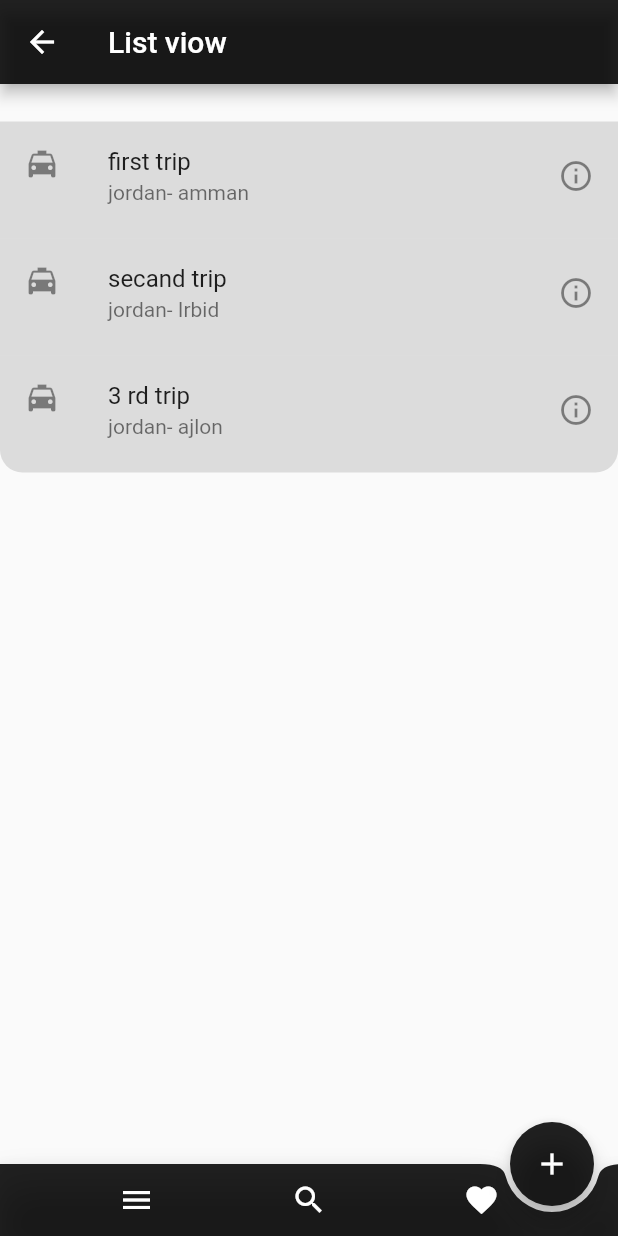
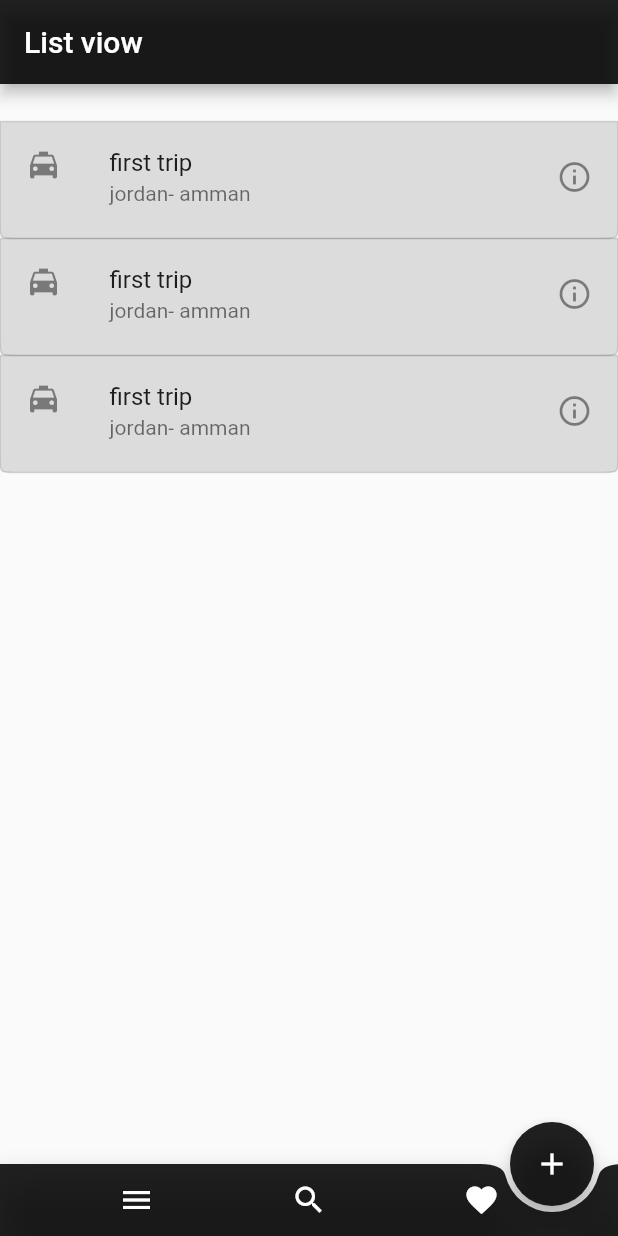
Before and after one commit to WaelAlQawasmi/flutter-app, a Flutter app: the listViow screen opened directly, on a phone screen of 412 x 824 dp. Run offline on Flutter 3.47's test engine with Material 2 defaults, Android fonts, the light colour scheme and no system bars.

Commit message:
clean code

```diff
--- /dev/null
+++ b/lib/Widgets/ListViewWidget.dart
@@ -0,0 +1,47 @@
+import 'package:flutter/material.dart';
+
+class ListViewWidget extends StatelessWidget {
+  String name;
+  Color? colors;
+
+  ListViewWidget({
+   required this.name,
+    this.colors
+});
+
+  @override
+  Widget build(BuildContext context) {
+    return ListView(
+      padding: const EdgeInsets.only(top: 15),
+      itemExtent: 78,
+      scrollDirection: Axis.vertical,
+      reverse: false,
+      shrinkWrap: true,
+      children: [
+        buildListTile(Icon(Icons.local_taxi)),
+        buildListTile(Icon(Icons.local_taxi)),
+        buildListTile(Icon(Icons.local_taxi)),
+      ],
+    );
+  }
+
+  ListTile buildListTile(Icon icon) {
+    return ListTile(
+      shape: ContinuousRectangleBorder(
+          borderRadius: BorderRadius.vertical(bottom: Radius.circular(10)),
+          side: BorderSide(width: 1, color: Colors.black12)),
+      leading: icon,
+      title: Text("first trip"),
+      subtitle: Text("jordan- amman"),
+      trailing: Icon(Icons.info_outline),
+      onTap: () {},
+
+      tileColor: Colors.black12,
+      // shape: RoundedRectangleBorder(
+      //   borderRadius: BorderRadius.all(
+      //     Radius.circular(15)
+      //   )
+      // ),
+    );
+  }
+}
--- a/lib/main.dart
+++ b/lib/main.dart
@@ -20,6 +20,6 @@ void main() {
       title: "wael   k qapp",
       themeMode: ThemeMode.system,
       debugShowCheckedModeBanner: false,
-      home:StackPositioned());
+      home:listViow());
     }
   }
--- a/lib/secreens/listViow.dart
+++ b/lib/secreens/listViow.dart
@@ -1,4 +1,5 @@
 import 'package:flutter/material.dart';
+import 'package:trining/Widgets/ListViewWidget.dart';
 
 class listViow extends StatelessWidget {
   const listViow({Key? key}) : super(key: key);
@@ -46,53 +47,10 @@ class listViow extends StatelessWidget {
       ),
       body: Container(
         margin: EdgeInsets.only(top: 10.0),
-        child: ListView(
-          padding: const EdgeInsets.only(top: 15),
-          itemExtent: 78,
-          scrollDirection: Axis.vertical,
-          reverse: false,
-          shrinkWrap: true,
-          children: [
-            ListTile(
-              leading: Icon(Icons.local_taxi),
-              title: Text("first trip"),
-              subtitle: Text("jordan- amman"),
-              trailing: Icon(Icons.info_outline),
-              onTap: () {},
-              tileColor: Colors.black12,
-              // shape: RoundedRectangleBorder(
-              //   borderRadius: BorderRadius.all(
-              //     Radius.circular(15)
-              //   )
-              // ),
-            ),
-            ListTile(
-              leading: Icon(Icons.local_taxi),
-              title: Text("secand trip"),
-              subtitle: Text("jordan- Irbid"),
-              trailing: Icon(Icons.info_outline),
-              onTap: () {},
-              tileColor: Colors.black12,
-              // shape: RoundedRectangleBorder(
-              //     borderRadius: BorderRadius.all(
-              //         Radius.circular(15)
-              //     )
-              // ),
-            ),
-            ListTile(
-              leading: Icon(Icons.local_taxi),
-              title: Text("3 rd trip"),
-              subtitle: Text("jordan- ajlon"),
-              trailing: Icon(Icons.info_outline),
-              onTap: () {},
-              tileColor: Colors.black12,
-              shape: RoundedRectangleBorder(
-                  borderRadius:
-                      BorderRadius.vertical(bottom: Radius.circular(15))),
-            )
-          ],
-        ),
+        child:ListViewWidget(name:"wael",colors: Colors.black12,) ,
       ),
     );
   }
+
+
 }
```
